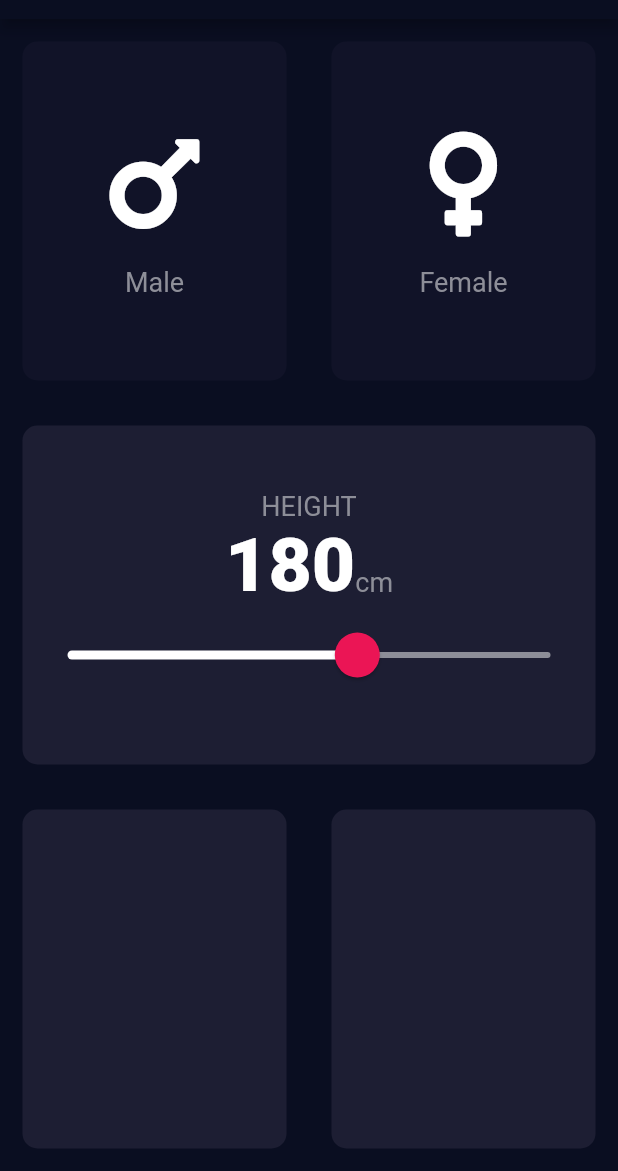
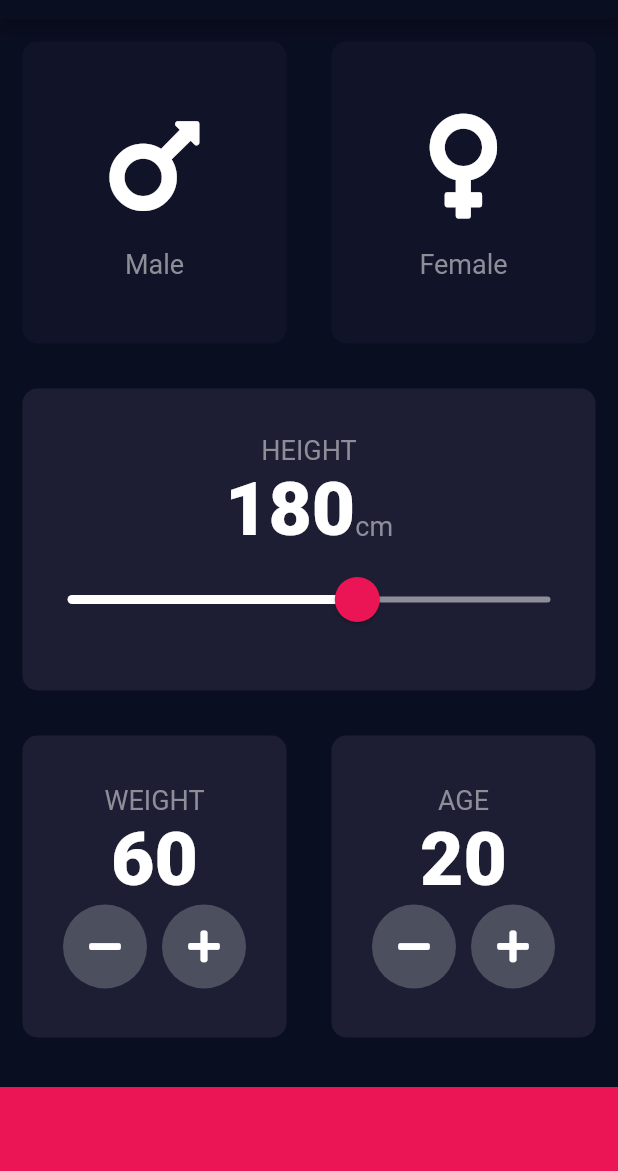
Before and after one commit to mamenesia/bmi-calculator-flutter, a Flutter app: the screen it shows after launch, on a phone screen of 412 x 824 dp, the part 65-1236 px from its top. Run offline on Flutter 3.47's test engine with Material 2 defaults, Android fonts, the phone set to English and light mode, and no system bars; our stand-ins replace font_awesome_flutter.

Commit message:
finishing weight and age section

```diff
--- a/lib/input_page.dart
+++ b/lib/input_page.dart
@@ -14,6 +14,8 @@ class InputPage extends StatefulWidget {
 class _InputPageState extends State<InputPage> {
   Gender selectedGender;
   int height = 180;
+  int weight = 60;
+  int age = 20;
 
   @override
   Widget build(BuildContext context) {
@@ -119,18 +121,120 @@ class _InputPageState extends State<InputPage> {
                 Expanded(
                   child: ReusableCard(
                     color: kActiveCardColor,
+                    cardChild: Column(
+                      mainAxisAlignment: MainAxisAlignment.center,
+                      children: <Widget>[
+                        Text(
+                          'WEIGHT',
+                          style: kLabelTextStyle,
+                        ),
+                        Text(
+                          weight.toString(),
+                          style: kNumberTextStyle,
+                        ),
+                        Row(
+                          mainAxisAlignment: MainAxisAlignment.center,
+                          children: <Widget>[
+                            RoundIconButton(
+                              icon: FontAwesomeIcons.minus,
+                              onPressed: () {
+                                setState(() {
+                                  weight--;
+                                });
+                              },
+                            ),
+                            SizedBox(
+                              width: 10.0,
+                            ),
+                            RoundIconButton(
+                              icon: FontAwesomeIcons.plus,
+                              onPressed: () {
+                                setState(() {
+                                  weight++;
+                                });
+                              },
+                            ),
+                          ],
+                        ),
+                      ],
+                    ),
                   ),
                 ),
                 Expanded(
                   child: ReusableCard(
                     color: kActiveCardColor,
+                    cardChild: Column(
+                      mainAxisAlignment: MainAxisAlignment.center,
+                      children: <Widget>[
+                        Text(
+                          'AGE',
+                          style: kLabelTextStyle,
+                        ),
+                        Text(
+                          age.toString(),
+                          style: kNumberTextStyle,
+                        ),
+                        Row(
+                          mainAxisAlignment: MainAxisAlignment.center,
+                          children: <Widget>[
+                            RoundIconButton(
+                              icon: FontAwesomeIcons.minus,
+                              onPressed: () {
+                                setState(() {
+                                  age--;
+                                });
+                              },
+                            ),
+                            SizedBox(
+                              width: 10.0,
+                            ),
+                            RoundIconButton(
+                              icon: FontAwesomeIcons.plus,
+                              onPressed: () {
+                                setState(() {
+                                  age++;
+                                });
+                              },
+                            ),
+                          ],
+                        ),
+                      ],
+                    ),
                   ),
                 ),
               ],
             ),
+          ),
+          Container(
+            color: kBottomContainerColor,
+            margin: EdgeInsets.only(top: 18.0),
+            width: double.infinity,
+            height: kBottomNavigationBarHeight,
           ),
         ],
       ),
     );
   }
 }
+
+class RoundIconButton extends StatelessWidget {
+  RoundIconButton({@required this.icon, @required this.onPressed});
+
+  final IconData icon;
+  final Function onPressed;
+
+  @override
+  Widget build(BuildContext context) {
+    return RawMaterialButton(
+      shape: CircleBorder(),
+      elevation: 0.0,
+      constraints: BoxConstraints.tightFor(
+        width: 56.0,
+        height: 56.0,
+      ),
+      fillColor: Color(0xFF4C4F5E),
+      onPressed: onPressed,
+      child: Icon(icon),
+    );
+  }
+}
```
